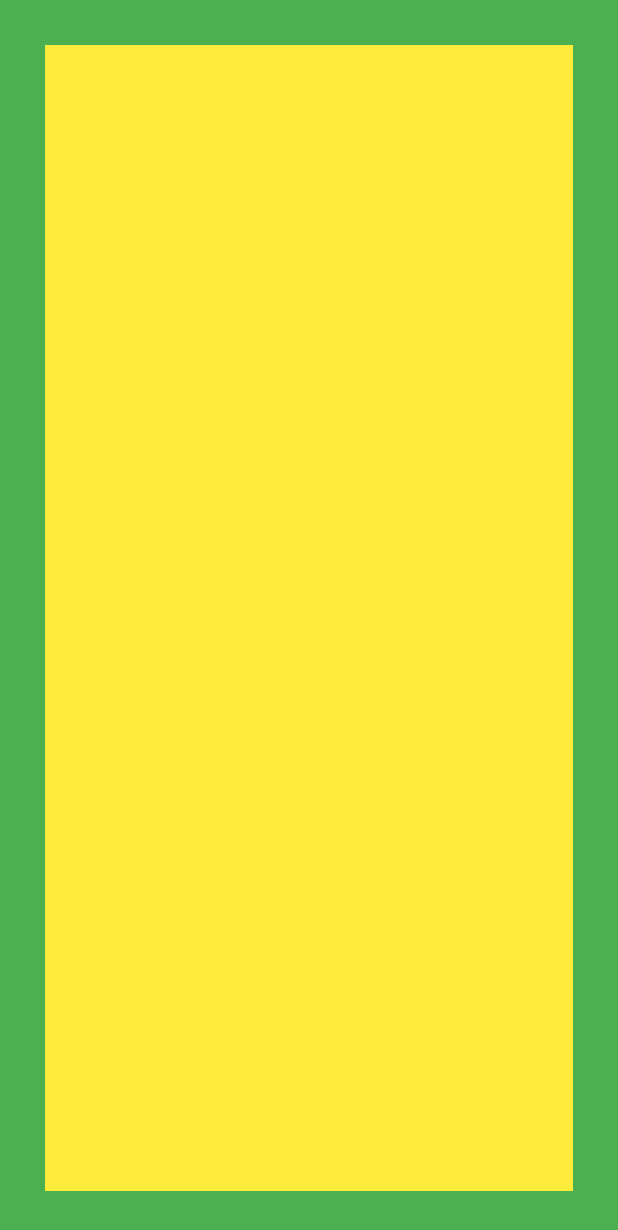
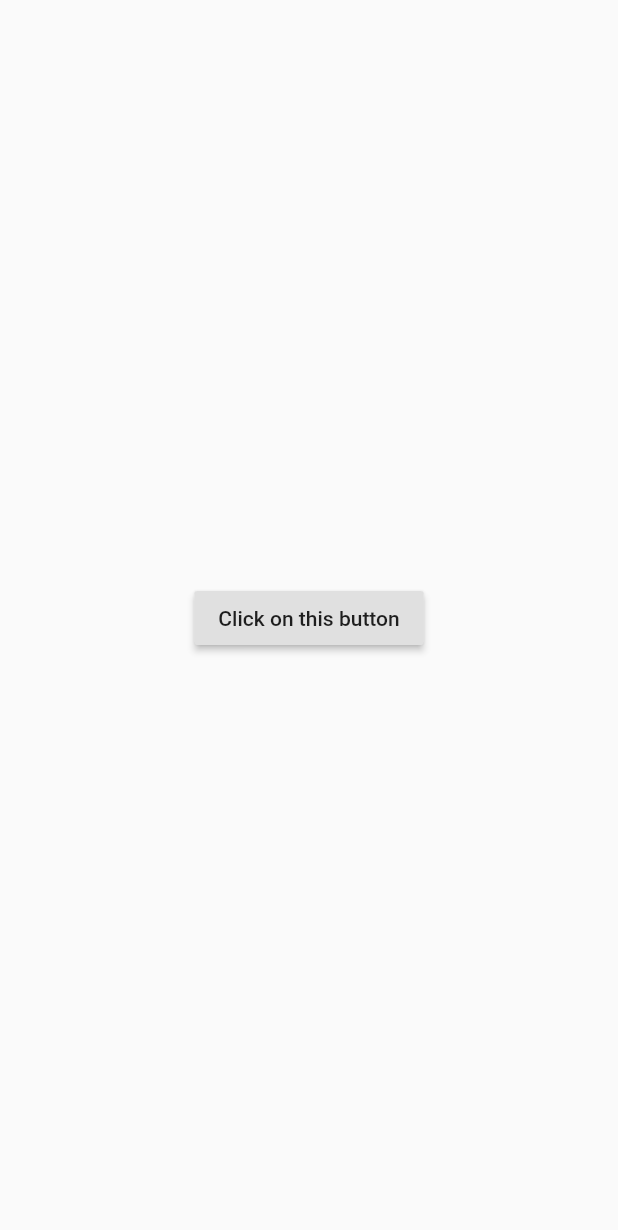
Before and after one commit to medsedki/First-Flutter-App, a Flutter app: the screen it shows after launch, on a phone screen of 412 x 824 dp. Shown: the top 1230 px of the screen. Run offline on Flutter 3.47's test engine with Material 2 defaults, Android fonts, the phone set to English and light mode, and no system bars.

```diff
--- a/lib/main.dart
+++ b/lib/main.dart
@@ -12,7 +12,10 @@ void main() {
       );*/
 
   //StatelessWidget test
-  runApp(new application());
+  //runApp(new application());
+
+  //StatefulWidget test
+  runApp(new applicationTest());
 }
 
 class MyApp extends StatelessWidget {
@@ -145,3 +148,44 @@ class application extends StatelessWidget {
     );
   }
 }
+
+//StatefulWidget test
+class applicationTest extends StatefulWidget {
+  @override
+  _applicationTestState createState() => _applicationTestState();
+}
+
+class _applicationTestState extends State<applicationTest> {
+  String ttext = "";
+
+  @override
+  void initState() {
+    ttext = "Click on this button";
+
+    super.initState();
+  }
+
+  //to change the text_button on the onPressed
+  void method1() {
+    setState(() {
+      ttext = "The text is been changed";
+    });
+  }
+
+  @override
+  Widget build(BuildContext context) {
+    return new MaterialApp(
+      title: 'StatefullWidget',
+      home: new Scaffold(
+        body: new Center(
+          child: new RaisedButton(
+            onPressed: () {
+              method1();
+            },
+            child: new Text(ttext),
+          ),
+        ),
+      ),
+    );
+  }
+}
```
Also changed, not shown: images/1591267328.png (added), 1 other file.
